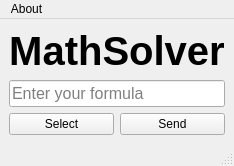
Above: src/mathsolver/ui/main_window.ui from CodeWithBotina/TheMathSolver before the change. Below: the same form after it.
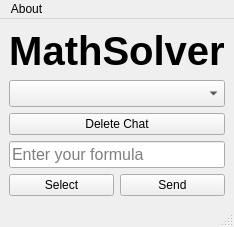
That is the form after the change. Icons and pictures are not drawn.

The edit to the form file:
```diff
--- a/src/mathsolver/ui/main_window.ui
+++ b/src/mathsolver/ui/main_window.ui
@@ -23,6 +23,23 @@
       </property>
      </widget>
     </item>
+    <!-- Agregar QComboBox para seleccionar chats -->
+    <item>
+     <widget class="QComboBox" name="chatSelector">
+      <property name="font">
+       <font>
+        <pointsize>12</pointsize>
+       </font>
+      </property>
+     </widget>
+    </item>
+    <item>
+     <widget class="QPushButton" name="deleteButton">
+      <property name="text">
+        <string>Delete Chat</string>
+      </property>
+     </widget>
+    </item>
     <item>
      <widget class="QLineEdit" name="formulaInput">
       <property name="placeholderText">
```
